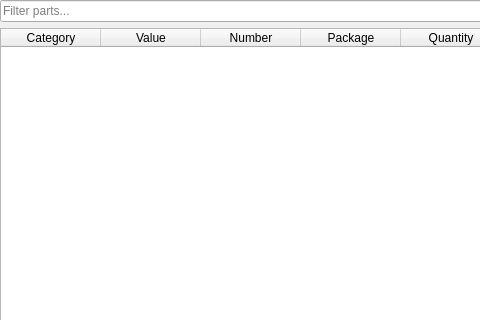
Qt form ui/widget_parts.ui (jwjulien/inventory) before a commit; both pictures show x 0 to 480 and y 0 to 320 of the 890 by 654 pixel window.
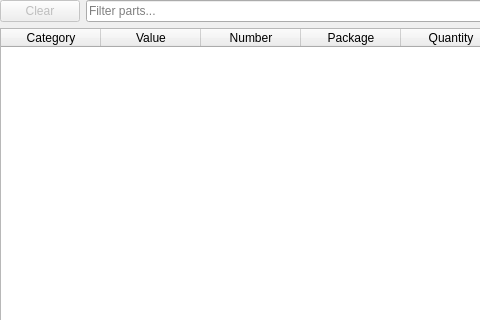
The same form after that commit.

Commit message: added a button to clear the parts filter

What changed in the file:
```diff
--- a/ui/widget_parts.ui
+++ b/ui/widget_parts.ui
@@ -28,6 +28,16 @@
    </property>
    <item>
     <layout class="QHBoxLayout" name="horizontalLayout">
+     <item>
+      <widget class="QPushButton" name="clear">
+       <property name="enabled">
+        <bool>false</bool>
+       </property>
+       <property name="text">
+        <string>Clear</string>
+       </property>
+      </widget>
+     </item>
      <item>
       <widget class="QLineEdit" name="filter">
        <property name="placeholderText">
```
The commit also changes 2 other files.
